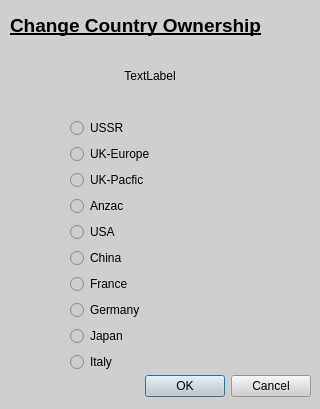
Above: AandAQTCreatorUI/changecountry.ui from prwilkin/Axis-Allies-Companion before the change. Below: the same form after it.
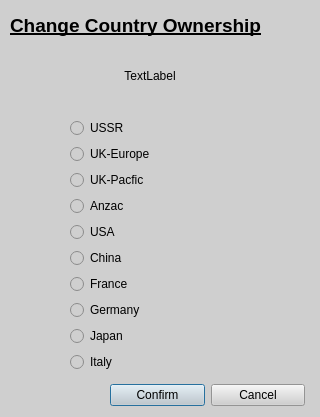
That is the form after the change.

```diff
--- a/AandAQTCreatorUI/changecountry.ui
+++ b/AandAQTCreatorUI/changecountry.ui
@@ -7,7 +7,7 @@
     <x>0</x>
     <y>0</y>
     <width>320</width>
-    <height>409</height>
+    <height>417</height>
    </rect>
   </property>
   <property name="windowTitle">
@@ -16,22 +16,6 @@
   <property name="styleSheet">
    <string notr="true">background: rgb(207, 207, 207)</string>
   </property>
-  <widget class="QDialogButtonBox" name="buttonBox">
-   <property name="geometry">
-    <rect>
-     <x>10</x>
-     <y>370</y>
-     <width>301</width>
-     <height>32</height>
-    </rect>
-   </property>
-   <property name="orientation">
-    <enum>Qt::Horizontal</enum>
-   </property>
-   <property name="standardButtons">
-    <set>QDialogButtonBox::Cancel|QDialogButtonBox::Ok</set>
-   </property>
-  </widget>
   <widget class="QLabel" name="label">
    <property name="geometry">
     <rect>
@@ -137,6 +121,38 @@
     </item>
    </layout>
   </widget>
+  <widget class="QWidget" name="horizontalLayoutWidget">
+   <property name="geometry">
+    <rect>
+     <x>110</x>
+     <y>380</y>
+     <width>195</width>
+     <height>31</height>
+    </rect>
+   </property>
+   <layout class="QHBoxLayout" name="horizontalLayout">
+    <item>
+     <widget class="QPushButton" name="okButton">
+      <property name="text">
+       <string>Confirm</string>
+      </property>
+      <property name="default">
+       <bool>true</bool>
+      </property>
+      <property name="flat">
+       <bool>false</bool>
+      </property>
+     </widget>
+    </item>
+    <item>
+     <widget class="QPushButton" name="cancelButton">
+      <property name="text">
+       <string>Cancel</string>
+      </property>
+     </widget>
+    </item>
+   </layout>
+  </widget>
  </widget>
  <resources/>
  <connections>
```
Left out of the diff: 37 changed lines with no effect on the pictures.
